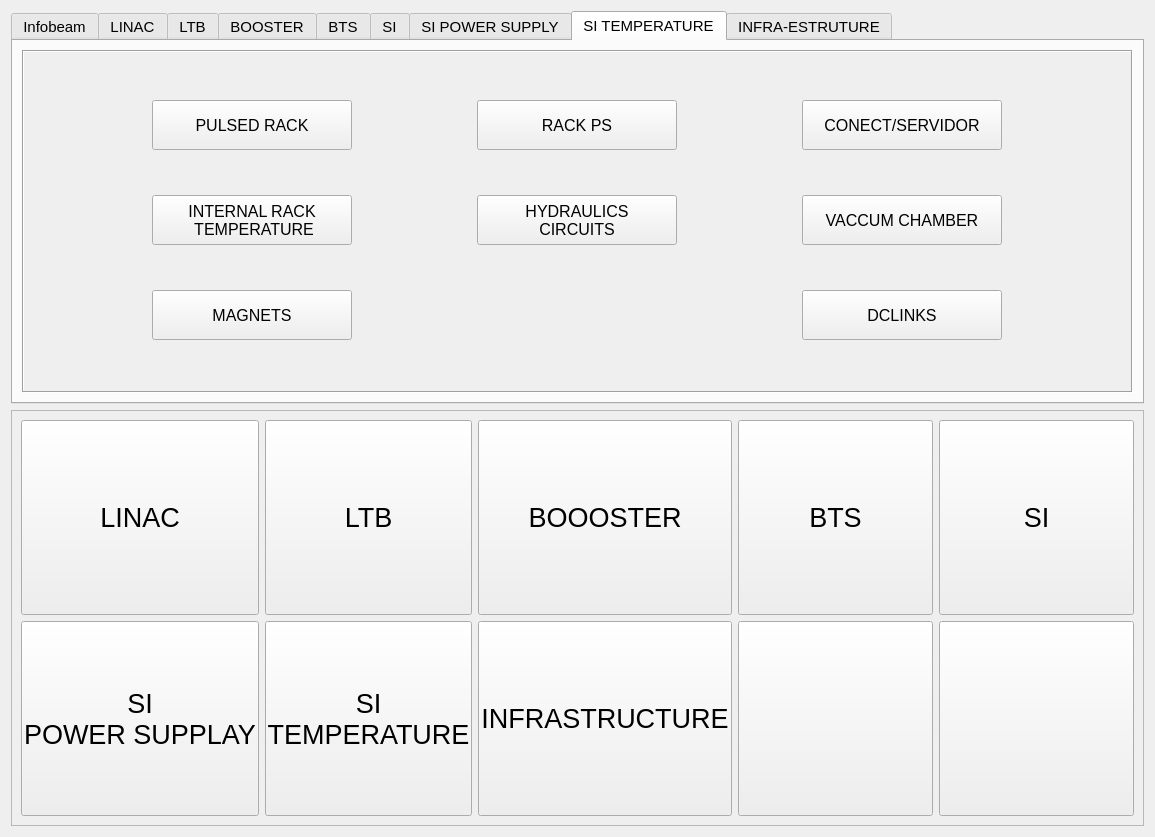
The window that ui/janela_opr.ui (lnls-gop/gop-monitor) describes before a commit, drawn with Qt 5.
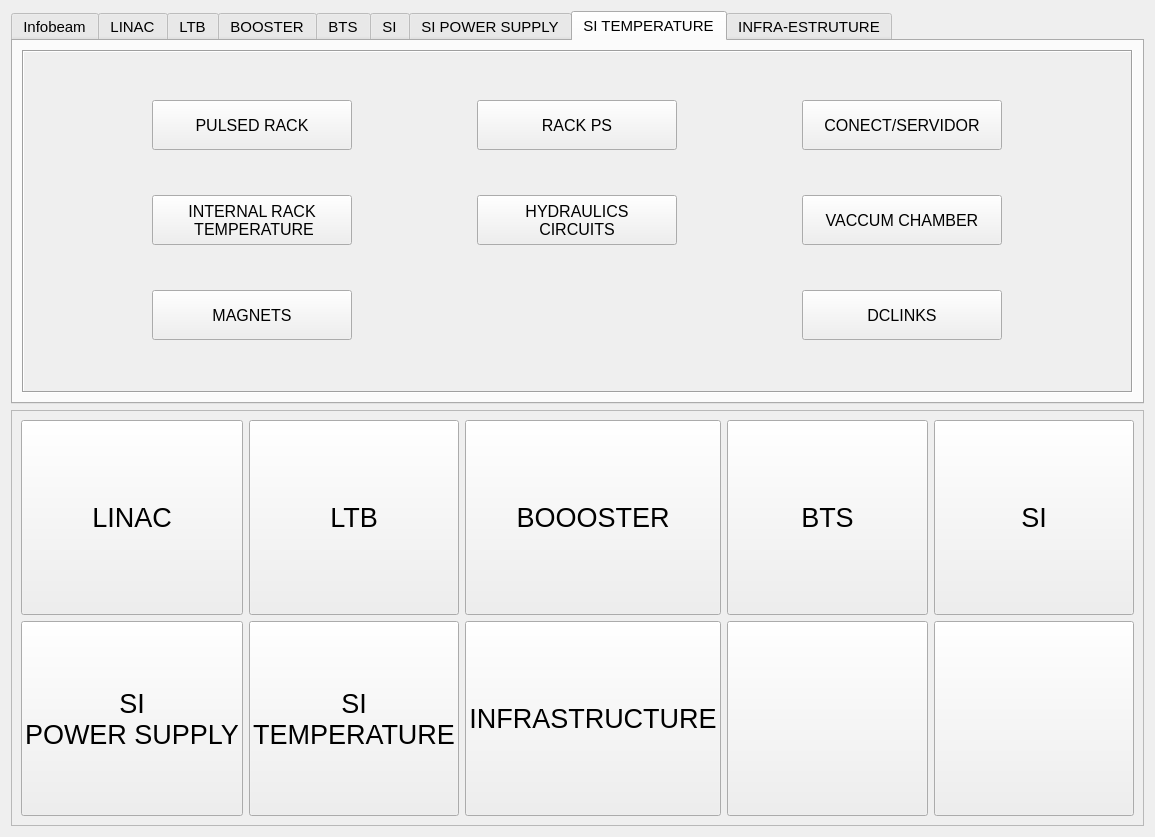
The same window after the commit. The open tabs and pages were chosen to show the change. Custom widgets are drawn as their Qt base class.

```diff
--- a/ui/janela_opr.ui
+++ b/ui/janela_opr.ui
@@ -2889,7 +2889,7 @@
          </property>
          <property name="text">
           <string>SI
-POWER SUPPLAY</string>
+POWER SUPPLY</string>
          </property>
          <property name="rules" stdset="0">
           <string>[]</string>
```
Left out of the diff: 2 changed lines with no effect on the pictures.
